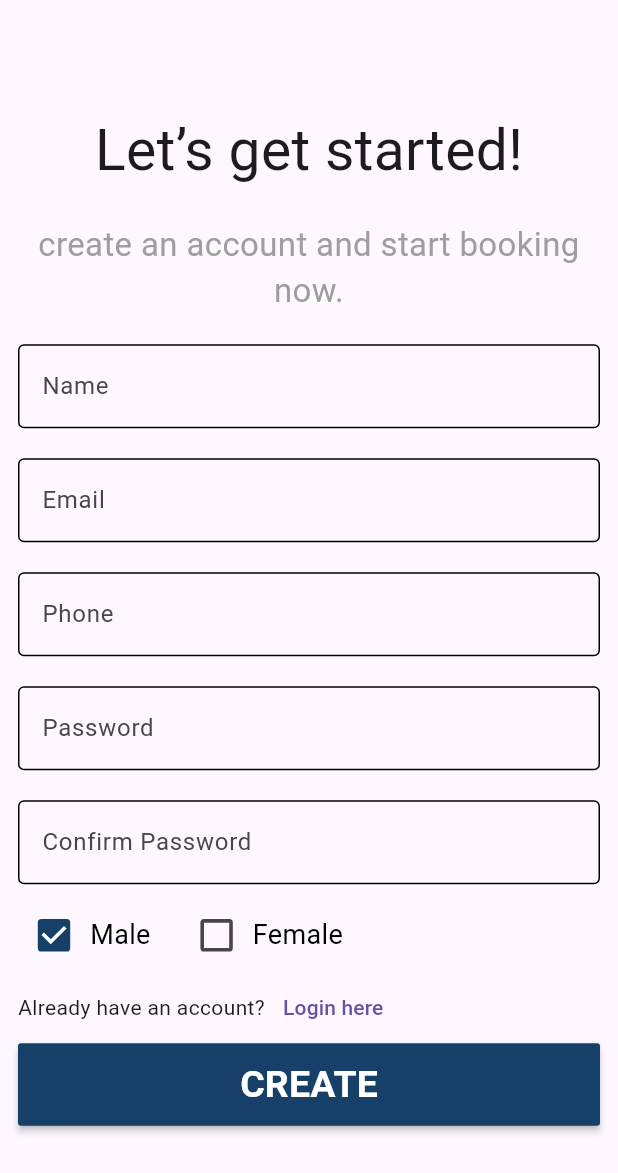
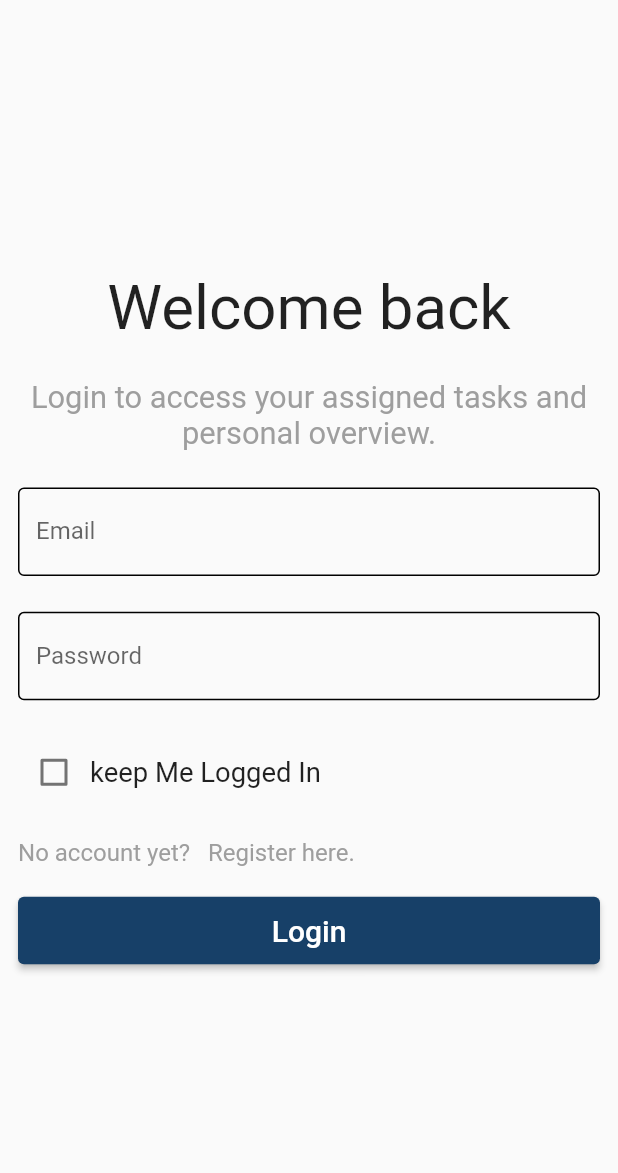
Before and after one commit to MostafaAlyy/Vcare, a Flutter app: the RegisterPage screen opened by its route, after a tap on "Login here", on a phone screen of 412 x 824 dp. Shown: the top 1173 px of the screen. Run offline on Flutter 3.47's test engine with Material 2 defaults, Android fonts, the phone set to English and light mode, and no system bars; our stand-ins replace bloc, dio, flutter_bloc, flutter_screenutil, fluttertoast, google_fonts; missing offline and left inert: onboarding.

```diff
--- a/lib/Core/Database/remote/DioHelper/end_points.dart
+++ b/lib/Core/Database/remote/DioHelper/end_points.dart
@@ -1,3 +1,4 @@
 // End Points for Auth
 const baseUrl = 'https://vcare.integration25.com/api/';
 const registerEndpoint = 'auth/register';
+const loginEndpoint = 'auth/login';
--- a/lib/Core/general_components/main_button.dart
+++ b/lib/Core/general_components/main_button.dart
@@ -5,6 +5,7 @@ import '../ColorHelper.dart';
 class MainButton extends StatelessWidget {
   final String text;
   final VoidCallback onTap;
+  final bool hasCircularBorder;
   final Color? color;
 
   const MainButton({
@@ -12,6 +13,7 @@ class MainButton extends StatelessWidget {
     required this.text,
     required this.onTap,
     this.color,
+    this.hasCircularBorder = false,
   }) : super(key: key);
 
   @override
@@ -22,12 +24,20 @@ class MainButton extends StatelessWidget {
       child: ElevatedButton(
         onPressed: onTap,
         style: ElevatedButton.styleFrom(
-            backgroundColor: ColorHelper.mainColor,
-            shape: RoundedRectangleBorder(
-              borderRadius: BorderRadius.circular(24.0),
-            )),
+          backgroundColor: ColorHelper.mainColor,
+          shape: hasCircularBorder
+              ? RoundedRectangleBorder(
+                  borderRadius: BorderRadius.circular(24.0),
+                )
+              : null,
+        ),
         child: Text(
           text,
+          style: const TextStyle(
+            color: Colors.white,
+            fontWeight: FontWeight.w500,
+            fontSize: 20,
+          ),
         ),
       ),
     );
--- a/lib/Features/Auth/View/Pages/login.dart
+++ b/lib/Features/Auth/View/Pages/login.dart
@@ -0,0 +1,202 @@
+import 'package:flutter/gestures.dart';
+import 'package:flutter/material.dart';
+import 'package:flutter_bloc/flutter_bloc.dart';
+import 'package:flutter_screenutil/flutter_screenutil.dart';
+import 'package:fluttertoast/fluttertoast.dart';
+import 'package:vcare/Core/general_components/main_button.dart';
+import 'package:vcare/Core/my_validators.dart';
+import 'package:vcare/Features/Auth/View/Pages/register.dart';
+import 'package:vcare/Features/Auth/ViewModel/login_cubit/login_cubit.dart';
+
+import '../../../../Core/general_components/CustomCircularProgressIndicator.dart';
+import '../../../../Core/general_components/build_show_toast.dart';
+
+class LoginPage extends StatefulWidget {
+  const LoginPage({super.key});
+
+  static const String routeName = 'login-screen';
+  @override
+  State<LoginPage> createState() => _LoginPageState();
+}
+
+class _LoginPageState extends State<LoginPage> {
+  late TextEditingController _emailController;
+  late TextEditingController _passwordController;
+
+  @override
+  void initState() {
+    _emailController = TextEditingController();
+    _passwordController = TextEditingController();
+    super.initState();
+  }
+
+  final _formKey = GlobalKey<FormState>();
+  bool keepMeLogin = false;
+
+  @override
+  Widget build(BuildContext context) {
+    return BlocProvider(
+      create: (context) => LoginCubit(),
+      child: BlocBuilder<LoginCubit, LoginState>(
+        builder: (context, state) {
+          var cubit = LoginCubit.get(context);
+          return Scaffold(
+            resizeToAvoidBottomInset: true,
+            body: Padding(
+              padding: const EdgeInsets.all(12.0),
+              child: Form(
+                key: _formKey,
+                child: Column(
+                  crossAxisAlignment: CrossAxisAlignment.start,
+                  mainAxisAlignment: MainAxisAlignment.center,
+                  children: [
+                    Center(
+                      child: Text(
+                        'Welcome back',
+                        style: TextStyle(
+                          fontSize: 36.sp,
+                        ),
+                      ),
+                    ),
+                    SizedBox(
+                      height: 20.h,
+                    ),
+                    Text(
+                      'Login to access your assigned tasks and personal overview.',
+                      textAlign: TextAlign.center,
+                      style: TextStyle(
+                          color: Colors.grey,
+                          fontSize: 18.sp,
+                          fontWeight: FontWeight.w400),
+                    ),
+                    SizedBox(
+                      height: 20.h,
+                    ),
+                    TextFormField(
+                      validator: (value) => MyValidators.emailValidator(value),
+                      controller: _emailController,
+                      keyboardType: TextInputType.emailAddress,
+                      decoration: const InputDecoration(
+                        enabledBorder: OutlineInputBorder(),
+                        labelText: "Email",
+                      ),
+                    ),
+                    SizedBox(
+                      height: 20.h,
+                    ),
+                    TextFormField(
+                      validator: (value) =>
+                          MyValidators.passwordValidator(value),
+                      controller: _passwordController,
+                      keyboardType: TextInputType.emailAddress,
+                      decoration: const InputDecoration(
+                        enabledBorder: OutlineInputBorder(),
+                        labelText: "Password",
+                      ),
+                    ),
+                    SizedBox(
+                      height: 20.h,
+                    ),
+                    Row(
+                      children: [
+                        Checkbox(
+                          value: keepMeLogin,
+                          onChanged: (value) {
+                            setState(() {
+                              keepMeLogin = value!;
+                            });
+                          },
+                        ),
+                        SizedBox(
+                          height: 20.h,
+                        ),
+                        Text(
+                          'keep Me Logged In',
+                          style: TextStyle(
+                            fontSize: 16.sp,
+                            fontWeight: FontWeight.w400,
+                          ),
+                        ),
+                      ],
+                    ),
+                    const SizedBox(
+                      height: 20,
+                    ),
+                    buildRegisterHereRichText(),
+                    const SizedBox(
+                      height: 20,
+                    ),
+                    buildBlocConsumerMainButton(cubit),
+                  ],
+                ),
+              ),
+            ),
+          );
+        },
+      ),
+    );
+  }
+
+  Widget buildRegisterHereRichText() {
+    return RichText(
+      text: TextSpan(
+        text: 'No account yet?   ',
+        style: TextStyle(
+            color: Colors.grey, fontWeight: FontWeight.w400, fontSize: 14.sp),
+        children: [
+          TextSpan(
+            text: 'Register here.',
+            recognizer: TapGestureRecognizer()
+              ..onTap = () =>  Navigator.of(context).pushNamed(RegisterPage.routeName),
+          )
+        ],
+      ),
+    );
+  }
+
+  Widget buildBlocConsumerMainButton(LoginCubit cubit) {
+    return BlocConsumer<LoginCubit, LoginState>(
+      listener: (context, state) {
+        if (state is LoginSuccess) {
+          buildShowToast(state.successMessage);
+        }
+        if (state is LoginError) {
+          buildShowToast(state.errorMessage);
+        }
+      },
+      builder: (context, state) {
+        if (state is LoginLoading) {
+          return const CustomCircularProgressIndicator();
+        }
+        return MainButton(
+          text: 'Login',
+          onTap: () {
+            validateAndSubmit(cubit);
+          },
+        );
+      },
+    );
+  }
+
+  void validateAndSubmit(LoginCubit cubit) {
+    if (_formKey.currentState!.validate()) {
+      cubit.login(
+        email: _emailController.text,
+        password: _passwordController.text,
+      );
+    }
+  }
+}
+
+// if (formKey.currentState?.validate() == false) {
+// return;
+// }
+
+// cupit.register(
+// name: nameController.text,
+// email: emailController.text,
+// phone: phoneController.text,
+// gender: (male) ? 0 : 1,
+// password: passwordController.text,
+// passwordConfirmation:
+// passwordConfirmController.text);
--- a/lib/Features/Auth/View/Pages/register.dart
+++ b/lib/Features/Auth/View/Pages/register.dart
@@ -3,7 +3,9 @@ import 'package:flutter_bloc/flutter_bloc.dart';
 import 'package:fluttertoast/fluttertoast.dart';
 import 'package:vcare/Core/ColorHelper.dart';
 import 'package:vcare/Core/my_validators.dart';
-import 'package:vcare/Features/Auth/ViewModel/cubit/auth_cubit.dart';
+
+import '../../ViewModel/register_cubit/register_cubit.dart';
+import 'login.dart';
 
 class RegisterPage extends StatefulWidget {
   const RegisterPage({super.key});
@@ -26,8 +28,8 @@ class _RegisterPageState extends State<RegisterPage> {
   @override
   Widget build(BuildContext context) {
     return BlocProvider(
-      create: (context) => AuthCubit(),
-      child: BlocConsumer<AuthCubit, AuthState>(
+      create: (context) => RegisterCubit(),
+      child: BlocConsumer<RegisterCubit, RegisterState>(
         listener: (context, state) {
           // TODO: implement listener
           if (state is RegisterSuccessState) {
@@ -42,7 +44,7 @@ class _RegisterPageState extends State<RegisterPage> {
           }
         },
         builder: (context, state) {
-          var cupit = AuthCubit.get(context);
+          var cupit = RegisterCubit.get(context);
           return Scaffold(
             resizeToAvoidBottomInset: true,
             body: Center(
@@ -50,7 +52,6 @@ class _RegisterPageState extends State<RegisterPage> {
                 padding: const EdgeInsets.all(12.0),
                 child: Form(
                   key: formKey,
-                  child: SingleChildScrollView(
                   child: Column(
                     crossAxisAlignment: CrossAxisAlignment.center,
                     mainAxisAlignment: MainAxisAlignment.center,
@@ -76,8 +77,7 @@ class _RegisterPageState extends State<RegisterPage> {
                         height: 20,
                       ),
                       TextFormField(
-                          validator: (value) =>
-                              MyValidators.nameValidator(value),
+                        validator: (value) => MyValidators.nameValidator(value),
                         controller: nameController,
                         keyboardType: TextInputType.emailAddress,
                         decoration: const InputDecoration(
@@ -161,8 +161,8 @@ class _RegisterPageState extends State<RegisterPage> {
                                 'Male',
                                 style: TextStyle(
                                     color: Colors.black,
-                                      fontSize: MediaQuery.of(context)
-                                              .textScaleFactor *
+                                    fontSize:
+                                        MediaQuery.of(context).textScaleFactor *
                                             18),
                               )
                             ],
@@ -189,8 +189,8 @@ class _RegisterPageState extends State<RegisterPage> {
                                 'Female',
                                 style: TextStyle(
                                     color: Colors.black,
-                                      fontSize: MediaQuery.of(context)
-                                              .textScaleFactor *
+                                    fontSize:
+                                        MediaQuery.of(context).textScaleFactor *
                                             18),
                               )
                             ],
@@ -201,8 +201,7 @@ class _RegisterPageState extends State<RegisterPage> {
                         children: [
                           const Text('Already have an account?'),
                           TextButton(
-                                onPressed: () {},
-                                child: const Text('Login here'))
+                              onPressed: () => Navigator.of(context).pushNamed(LoginPage.routeName), child: const Text('Login here'))
                         ],
                       ),
                       SizedBox(
@@ -224,7 +223,7 @@ class _RegisterPageState extends State<RegisterPage> {
                           },
                           color: ColorHelper.mainColor,
                           child: const Text(
-                              "CREATE",
+                            "Register",
                             style: TextStyle(
                                 color: Colors.white,
                                 fontWeight: FontWeight.bold,
@@ -237,7 +236,6 @@ class _RegisterPageState extends State<RegisterPage> {
                 ),
               ),
             ),
-            ),
           );
         },
       ),
--- a/lib/Features/Auth/ViewModel/cubit/auth_state.dart
+++ /dev/null
@@ -1,13 +0,0 @@
-part of 'auth_cubit.dart';
-
-@immutable
-sealed class AuthState {}
-
-final class AuthInitial extends AuthState {}
-
-final class RegisterSuccessState extends AuthState {
-  final String message;
-  RegisterSuccessState(this.message);
-}
-
-final class RegisterErrorState extends AuthState {}
--- /dev/null
+++ b/lib/Features/Auth/ViewModel/login_cubit/login_cubit.dart
@@ -0,0 +1,37 @@
+import 'package:bloc/bloc.dart';
+import 'package:dio/dio.dart';
+import 'package:flutter/cupertino.dart';
+import 'package:flutter_bloc/flutter_bloc.dart';
+import 'package:meta/meta.dart';
+import 'package:vcare/Core/Database/remote/DioHelper/end_points.dart';
+
+import '../../../../Core/Database/remote/DioHelper/dio_helper.dart';
+
+part 'login_state.dart';
+
+class LoginCubit extends Cubit<LoginState> {
+  LoginCubit() : super(LoginInitial());
+
+  static LoginCubit get(BuildContext context) => BlocProvider.of(context);
+
+  void login({
+    required String email,
+    required String password,
+  }) {
+    emit(LoginLoading());
+    DioHelper.postData(url: loginEndpoint, data: {
+      'email': email,
+      'password': password,
+    }).then((value) {
+      emit(LoginSuccess(value.data['message']));
+      print(value.data['message']);
+    }).catchError((onError) {
+      print(onError.toString());
+      emit(LoginError(onError.toString()));
+
+      if (onError is DioException) {
+        print(onError.response);
+      }
+    });
+  }
+}
--- /dev/null
+++ b/lib/Features/Auth/ViewModel/login_cubit/login_state.dart
@@ -0,0 +1,19 @@
+part of 'login_cubit.dart';
+
+@immutable
+abstract class LoginState {}
+
+class LoginInitial extends LoginState {}
+
+class LoginLoading extends LoginState {}
+
+class LoginSuccess extends LoginState {
+  final String successMessage;
+  LoginSuccess(this.successMessage);
+}
+
+class LoginError extends LoginState {
+  final String errorMessage;
+
+  LoginError(this.errorMessage);
+}
--- a/lib/Features/Auth/ViewModel/cubit/auth_cubit.dart
+++ b/lib/Features/Auth/ViewModel/register_cubit/register_cubit.dart
@@ -4,11 +4,11 @@ import 'package:flutter_bloc/flutter_bloc.dart';
 import 'package:vcare/Core/Database/remote/DioHelper/dio_helper.dart';
 import 'package:vcare/Core/Database/remote/DioHelper/end_points.dart';
 
-part 'auth_state.dart';
+part 'register_state.dart';
 
-class AuthCubit extends Cubit<AuthState> {
-  AuthCubit() : super(AuthInitial());
-  static AuthCubit get(BuildContext context) => BlocProvider.of(context);
+class RegisterCubit extends Cubit<RegisterState> {
+  RegisterCubit() : super(AuthInitial());
+  static RegisterCubit get(BuildContext context) => BlocProvider.of(context);
 
   void register({
     required String name,
--- a/pubspec.yaml
+++ b/pubspec.yaml
@@ -39,6 +39,8 @@ dependencies:
   bloc: ^8.1.2
   fluttertoast: ^8.2.2
   dio: ^5.3.3
+  flutter_screenutil: ^5.9.0
+  google_fonts: ^6.1.0
   onboarding: ^3.1.0
 
 dev_dependencies:
@@ -63,10 +65,8 @@ flutter:
   # the material Icons class.
   uses-material-design: true
 
-  # To add assets to your application, add an assets section, like this:
   assets:
     - assets/images/
-  #   - images/a_dot_ham.jpeg
 
   # An image asset can refer to one or more resolution-specific "variants", see
   # https://flutter.dev/assets-and-images/#resolution-aware
```
Also changed, not shown: lib/Core/general_components/CustomCircularProgressIndicator.dart (added, +17 -0 lines), lib/Core/general_components/build_show_toast.dart (added, +14 -0 lines), lib/Features/Auth/ViewModel/register_cubit/register_state.dart (added, +13 -0 lines), lib/Features/details_screen/view/pages/details_view.dart (added, +162 -0 lines), lib/main.dart (+17 -5 lines), pubspec.lock, 1 other file. Lines whose indentation alone changed are shown as unchanged.
